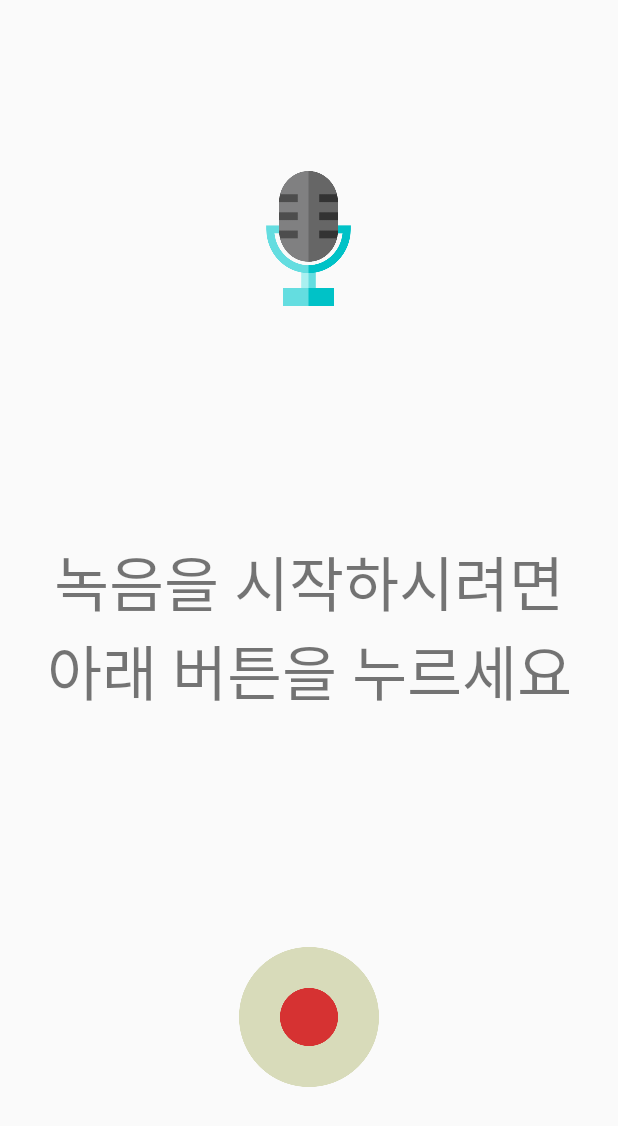
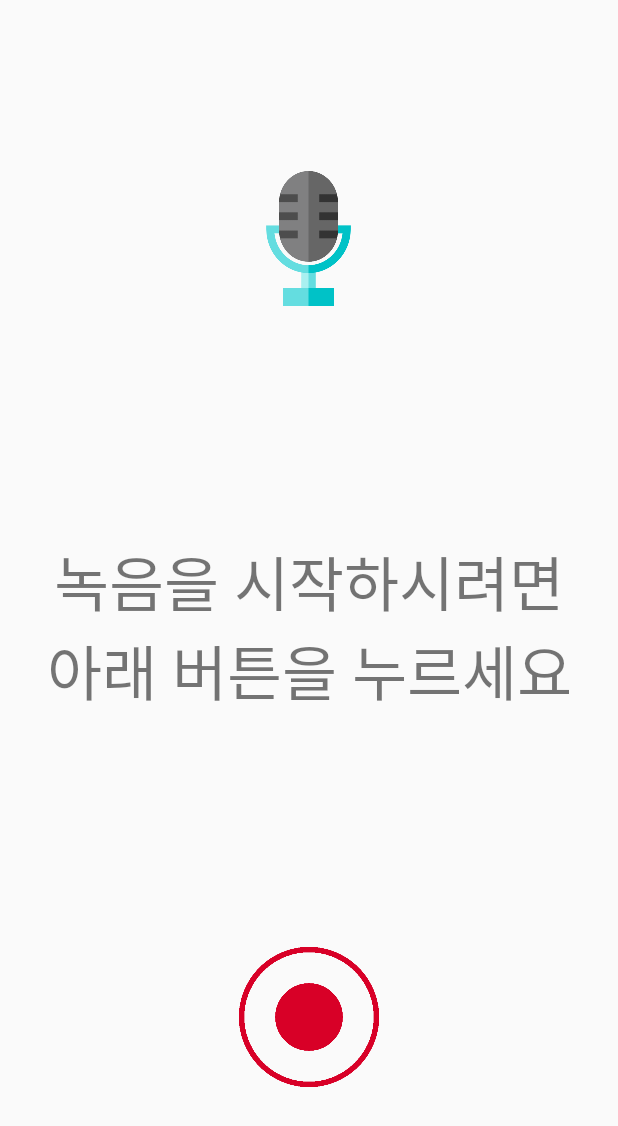
Before and after one commit to yohan5050/Testing, an Android app: the layout activity_record.xml on its own in the app's theme, with its tools: preview values and no code run, on a phone screen of 412 x 824 dp. Shown: the top 1126 px of the screen. Run offline under Robolectric (Android 15) with nearby library versions, the phone set to English and light mode, and no system bars; Roboto replaces fonts that are not available here.

Commit message:
add rec start image

```diff
--- a/app/src/main/res/layout/activity_record.xml
+++ b/app/src/main/res/layout/activity_record.xml
@@ -43,7 +43,7 @@
             android:background="#00000000"
             android:gravity="center"
             android:scaleType="fitXY"
-            android:src="@drawable/rec_start_btn" />
+            android:src="@drawable/rec_start_btn2" />
 
         <ImageButton
             android:id="@+id/stop_btn"
```
Also changed, not shown: app/src/main/res/drawable/rec_start_btn2.png (added).
